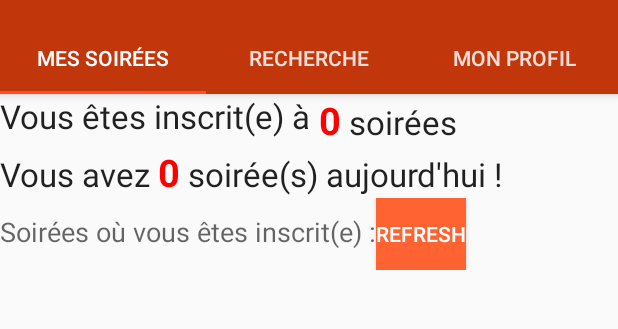
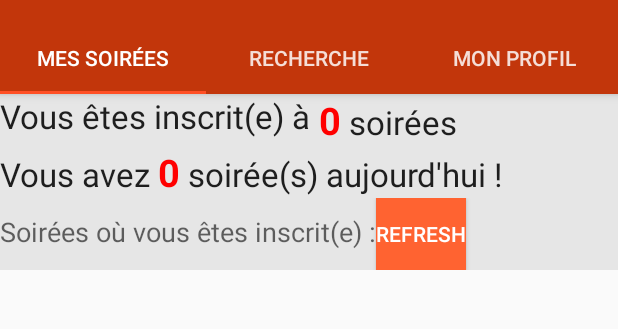
Before and after one commit to Nomeji/PartyHard, an Android app: the Accueil screen opened directly, with no data from a screen before it, on a phone screen of 412 x 824 dp, the part 74-403 px from its top. Run offline under Robolectric (Android 15) with nearby library versions, the phone set to English and light mode, and no system bars.

Commit message:
Ajout du logo, possibilité de mise en avant d'un évènement, changement dans la BD avec diversité des valeurs, essaie d'ajout de Google Maps

```diff
--- a/app/build.gradle
+++ b/app/build.gradle
@@ -26,4 +26,5 @@ dependencies {
     compile 'com.android.support:support-v4:23.1.1'
     compile 'com.android.support:design:23.1.1'
     compile 'com.jakewharton:butterknife:6.1.0'
+    compile 'com.google.android.gms:play-services:8.4.0'
 }
--- a/app/src/main/java/amaury/test1/Accueil.java
+++ b/app/src/main/java/amaury/test1/Accueil.java
@@ -84,7 +84,7 @@ public class Accueil extends AppCompatActivity {
         if (id == R.id.action_credits) {
             AlertDialog.Builder helpBuilder = new AlertDialog.Builder(this);
             helpBuilder.setTitle("Crédits");
-            helpBuilder.setMessage("Développé par Amaury PUNEL, Aurélien TERRAIN, Arnaud DUC NGUYEN, Le Fragile");
+            helpBuilder.setMessage("Développé par Amaury PUNEL, Aurélien TERRAIN, Arnaud DUC NGUYEN, Corentin BOUCHAUDON");
 
             LayoutInflater inflater = getLayoutInflater();
             final View checkboxLayout = inflater.inflate(R.layout.popup_vide, null);
--- a/app/src/main/java/amaury/test1/AffichageSoireeOrganisateur.java
+++ b/app/src/main/java/amaury/test1/AffichageSoireeOrganisateur.java
@@ -92,7 +92,7 @@ public class AffichageSoireeOrganisateur extends AppCompatActivity {
         if (id == R.id.action_credits) {
             AlertDialog.Builder helpBuilder = new AlertDialog.Builder(this);
             helpBuilder.setTitle("Crédits");
-            helpBuilder.setMessage("Développé par Amaury PUNEL, Aurélien TERRAIN, Arnaud DUC NGUYEN, Le Fragile");
+            helpBuilder.setMessage("Développé par Amaury PUNEL, Aurélien TERRAIN, Arnaud DUC NGUYEN, Corentin BOUCHAUDON");
 
             LayoutInflater inflater = getLayoutInflater();
             final View checkboxLayout = inflater.inflate(R.layout.popup_vide, null);
--- a/app/src/main/java/amaury/test1/LoginTest.java
+++ b/app/src/main/java/amaury/test1/LoginTest.java
@@ -146,4 +146,5 @@ public class LoginTest extends AppCompatActivity {
 
         return valid;
     }
+
 }
--- a/app/src/main/java/amaury/test1/MySQLiteHelper.java
+++ b/app/src/main/java/amaury/test1/MySQLiteHelper.java
@@ -282,6 +282,39 @@ public class MySQLiteHelper extends SQLiteOpenHelper {
         else return 1;
     }
 
+    //Met en avant un évènement
+    public void enAvantSoiree(int id){
+        SQLiteDatabase db = this.getWritableDatabase();
+
+        String query = "UPDATE "+TABLE_SOIREES+" SET enavant=1 WHERE id="+id+";";
+
+        db.execSQL(query);
+
+        db.close();
+    }
+
+    //Retourne vrai si l'évènement est déjà en avant
+    public boolean estEnAvant(int id){
+
+        boolean bool;
+        SQLiteDatabase db = this.getReadableDatabase();
+
+        String query = "SELECT enavant FROM "+TABLE_SOIREES+" WHERE id="+id+";";
+
+        Cursor cursor = db.rawQuery(query,null);
+
+
+        cursor.moveToFirst();
+        int estenavant = cursor.getInt(0);
+
+        if(estenavant==1)
+            bool = true;
+        else
+            bool = false;
+        db.close();
+        return bool;
+    }
+
     //Retourne les soirées en fonction des filtres
     public List<Soiree> getAllSoireesFiltres(int prix, int jourdeb, int moisdeb, int anneedeb, int heure, int minute, int classement){
         List<Soiree> soirees = new LinkedList<>();
@@ -300,15 +333,15 @@ public class MySQLiteHelper extends SQLiteOpenHelper {
         if(requeteFiltres.equals(" WHERE"))
             requeteFiltres="";
 
-        String classage = " ORDER BY ";
+        String classage = " ORDER BY enavant DESC";
         switch (classement){
-            case 0:classage+="annee, mois, jour, heures, minutes";break;
-            case 1:classage+="annee DESC, mois DESC, jour DESC, heures DESC, minutes DESC";break;
+            case 0:classage+=",annee, mois, jour, heures, minutes";break;
+            case 1:classage+=",annee DESC, mois DESC, jour DESC, heures DESC, minutes DESC";break;
             case 2:classage="";break;
-            case 3:classage+="prix, annee, mois, jour, heures, minutes";break;
-            case 4:classage+="prix DESC, annee, mois, jour, heures, minutes";break;
-            case 5:classage+="titre, annee, mois, jour, heures, minutes";break;
-            case 6:classage+="titre DESC, annee, mois, jour, heures, minutes";break;
+            case 3:classage+=",prix, annee, mois, jour, heures, minutes";break;
+            case 4:classage+=",prix DESC, annee, mois, jour, heures, minutes";break;
+            case 5:classage+=",titre, annee, mois, jour, heures, minutes";break;
+            case 6:classage+=",titre DESC, annee, mois, jour, heures, minutes";break;
             default:classage="";break;
         }
 
@@ -759,7 +792,8 @@ public class MySQLiteHelper extends SQLiteOpenHelper {
                 "heures INTEGER NOT NULL,"+
                 "minutes INTEGER NOT NULL,"+
                 "coordonnees TEXT NOT NULL,"+
-                "organisateur INTEGER NOT NULL);";
+                "organisateur INTEGER NOT NULL," +
+                "enavant INTEGER NOT NULL);";
 
         //SQL statement to create user's created events
         String CREATE_MYCREATEEVENT_TABLE = "CREATE TABLE "+TABLE_MYCREATEDEVENT+" ("+
@@ -797,27 +831,27 @@ public class MySQLiteHelper extends SQLiteOpenHelper {
 
         //Insérer des valeurs dans la BDD
         //Utilisateurs
-        String createUser = "INSERT INTO utilisateurs VALUES (NULL,'user1','user1','user1','user1','user1');";
+        String createUser = "INSERT INTO utilisateurs VALUES (NULL,'user1','user1','user1','Menelas','Bob-Antoine');";
         db.execSQL(createUser);
-        createUser = "INSERT INTO utilisateurs VALUES (NULL,'user2','user2','user2','user2','user2');";
+        createUser = "INSERT INTO utilisateurs VALUES (NULL,'user2','user2','user2','Lemieux','Francois');";
         db.execSQL(createUser);
-        createUser = "INSERT INTO utilisateurs VALUES (NULL,'user3','user3','user3','user3','user3');";
+        createUser = "INSERT INTO utilisateurs VALUES (NULL,'user3','user3','user3','Montagne','Gilbert');";
         db.execSQL(createUser);
-        createUser = "INSERT INTO utilisateurs VALUES (NULL,'user4','user4','user4','user4','user4');";
+        createUser = "INSERT INTO utilisateurs VALUES (NULL,'user4','user4','user4','Trump','Donald');";
         db.execSQL(createUser);
 
         //Soirees
-        String createSoiree = "INSERT INTO soirees VALUES (NULL, 'Soirée films avec Francis','On va regarder Deadpool !', 15, '€', 12, 04, 2016, 22, 30, 'Chez Francis',1);";
+        String createSoiree = "INSERT INTO soirees VALUES (NULL, 'Soirée films avec Francis','On va regarder Deadpool !', 15, '€', 20, 04, 2016, 22, 30, 'Chez Francis',1,0);";
         db.execSQL(createSoiree);
-        createSoiree = "INSERT INTO soirees VALUES (NULL, 'Anniversaire','Y aura du gateau !', 15, '€', 12, 04, 2016, 22, 30, 'Chez Francis',1);";
+        createSoiree = "INSERT INTO soirees VALUES (NULL, 'Anniversaire','Y aura du gateau !', 0, '€', 22, 04, 2016, 21, 00, 'Boulangerie Tartine',1,0);";
         db.execSQL(createSoiree);
-        createSoiree = "INSERT INTO soirees VALUES (NULL, 'Tournée des bars','On a 12 bars à faire !', 15, '€', 12, 04, 2016, 22, 30, 'Chez Francis',2);";
+        createSoiree = "INSERT INTO soirees VALUES (NULL, 'Tournée des bars','On a 12 bars à faire !', 42, '€', 21, 04, 2016, 19, 30, 'Dernier Pub',2,0);";
         db.execSQL(createSoiree);
-        createSoiree = "INSERT INTO soirees VALUES (NULL, 'Allez viens','Allez viens on est bien bien bien !', 15, '€', 12, 04, 2016, 22, 30, 'Chez Francis',2);";
+        createSoiree = "INSERT INTO soirees VALUES (NULL, 'Allez viens','Allez viens on est bien bien bien !', 0, '€', 20, 04, 2016, 20, 45, 'Botte de foin',2,0);";
         db.execSQL(createSoiree);
-        createSoiree = "INSERT INTO soirees VALUES (NULL, 'On est bien','On est bien bien bien bien bien !', 15, '€', 12, 04, 2016, 22, 30, 'Chez Francis',3);";
+        createSoiree = "INSERT INTO soirees VALUES (NULL, 'On est bien','On est bien bien bien bien bien !', 28, '$', 12, 25, 2016, 18, 30, 'Dans le prè',3,0);";
         db.execSQL(createSoiree);
-        createSoiree = "INSERT INTO soirees VALUES (NULL, 'Regarde tout ce que lon peut faire','Y aura de la tarte au concombre', 15, '€', 12, 04, 2016, 22, 30, 'Chez Francis',3);";
+        createSoiree = "INSERT INTO soirees VALUES (NULL, 'Je ne vois pas très bien','Il va faire tout noir', 0, '€', 25, 04, 2016, 19, 15, 'Je ne sais pas',3,0);";
         db.execSQL(createSoiree);
 
         //Notation
@@ -828,6 +862,18 @@ public class MySQLiteHelper extends SQLiteOpenHelper {
         createNotation = "INSERT INTO usernotation VALUES (3,3,4);";
         db.execSQL(createNotation);
         createNotation = "INSERT INTO usernotation VALUES (4,3,3.5);";
+        db.execSQL(createNotation);
+        createNotation = "INSERT INTO usernotation VALUES (2,1,2);";
+        db.execSQL(createNotation);
+        createNotation = "INSERT INTO usernotation VALUES (3,1,4);";
+        db.execSQL(createNotation);
+        createNotation = "INSERT INTO usernotation VALUES (4,1,1);";
+        db.execSQL(createNotation);
+        createNotation = "INSERT INTO usernotation VALUES (2,2,1);";
+        db.execSQL(createNotation);
+        createNotation = "INSERT INTO usernotation VALUES (3,2,1);";
+        db.execSQL(createNotation);
+        createNotation = "INSERT INTO usernotation VALUES (4,2,5);";
         db.execSQL(createNotation);
 
         //Créer les trigger de MAJ des tables
--- a/app/src/main/res/layout/activity_login_test.xml
+++ b/app/src/main/res/layout/activity_login_test.xml
@@ -13,7 +13,7 @@
         android:paddingLeft="24dp"
         android:paddingRight="24dp">
 
-        <ImageView android:src="@drawable/logo"
+        <ImageView android:src="@drawable/logopartyhard"
             android:layout_width="wrap_content"
             android:layout_height="72dp"
             android:layout_marginBottom="24dp"
--- a/app/src/main/res/layout/activity_signup.xml
+++ b/app/src/main/res/layout/activity_signup.xml
@@ -14,7 +14,7 @@
         android:paddingLeft="24dp"
         android:paddingRight="24dp">
 
-        <ImageView android:src="@drawable/logo"
+        <ImageView android:src="@drawable/logopartyhard"
             android:layout_width="wrap_content"
             android:layout_height="72dp"
             android:layout_marginBottom="24dp"
--- a/app/src/main/res/layout/fragment_mes_soirees.xml
+++ b/app/src/main/res/layout/fragment_mes_soirees.xml
@@ -12,6 +12,12 @@
         android:layout_height="wrap_content"
         android:layout_gravity="top|center"
         android:layout_marginBottom="40dp">
+
+        <LinearLayout
+            android:orientation="vertical"
+            android:layout_width="fill_parent"
+            android:layout_height="wrap_content"
+            android:background="#74cdcdcd">
 
             <LinearLayout
                 android:orientation="horizontal"
@@ -95,12 +101,12 @@
                     android:background="#ff6331"
                     android:textColor="#ffffff" />
             </LinearLayout>
+        </LinearLayout>
 
         <ListView
             android:layout_width="fill_parent"
             android:layout_height="match_parent"
-            android:id="@+id/listView5"
-            android:background="#32c2370d" />
+            android:id="@+id/listView5" />
 
     </LinearLayout>
 
--- a/app/src/main/res/layout/fragment_recherche.xml
+++ b/app/src/main/res/layout/fragment_recherche.xml
@@ -18,7 +18,7 @@
             android:layout_height="100dp"
             android:layout_gravity="center_horizontal"
             android:weightSum="1"
-            android:background="#3de8e8e8">
+            android:background="#74cdcdcd">
 
             <LinearLayout
                 android:orientation="vertical"
--- a/app/src/main/res/values/strings.xml
+++ b/app/src/main/res/values/strings.xml
@@ -156,4 +156,5 @@
     <!-- TODO: Remove or change this placeholder text -->
     <string name="hello_blank_fragment">Hello blank fragment</string>
     <string name="title_activity_affichage_soiree_organisateur">AffichageSoireeOrganisateur</string>
+    <string name="title_activity_map_demo">Map</string>
 </resources>
```
Also changed, not shown: app/src/debug/res/values/google_maps_api.xml (added, +21 -0 lines), app/src/main/AndroidManifest.xml (+32 -4 lines), app/src/main/java/amaury/test1/Fragments/AffichageSoireeFragment.java (+44 -1 lines), app/src/main/java/amaury/test1/MapDemoActivity.java (added, +79 -0 lines), app/src/main/res/layout/activity_map_demo.xml (added, +8 -0 lines), app/src/main/res/layout/fragment_monprofil.xml (+7 -0 lines), app/src/main/res/drawable/logopartyhard.png (added), 2 other files. Lines whose indentation alone changed are shown as unchanged.
